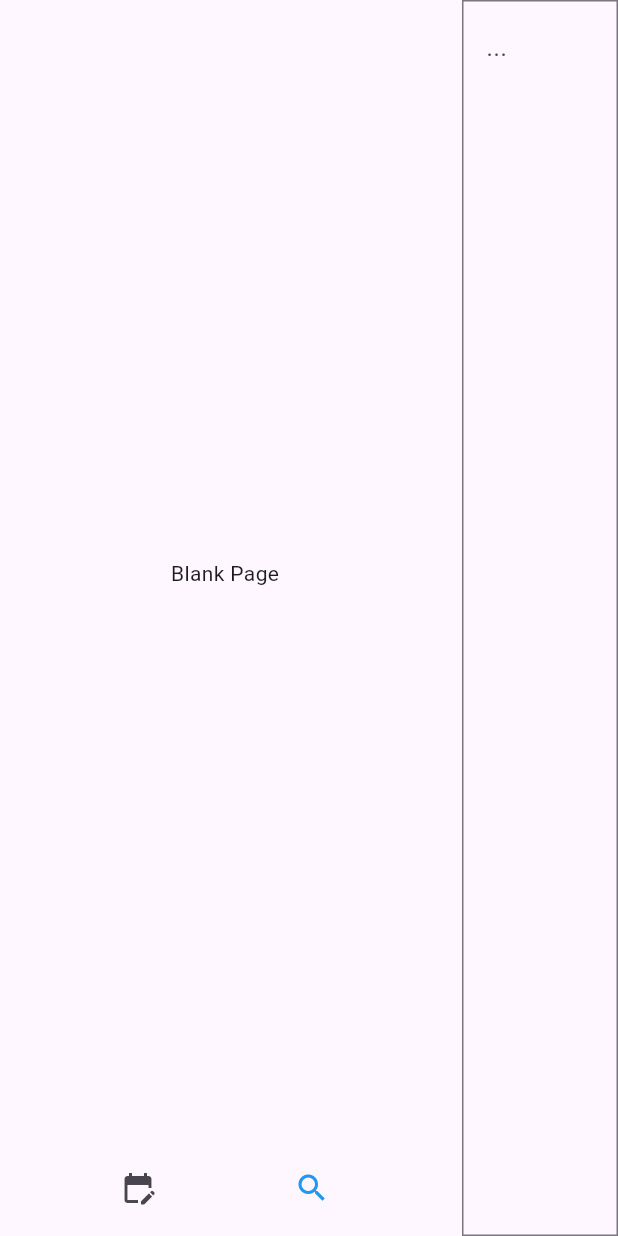
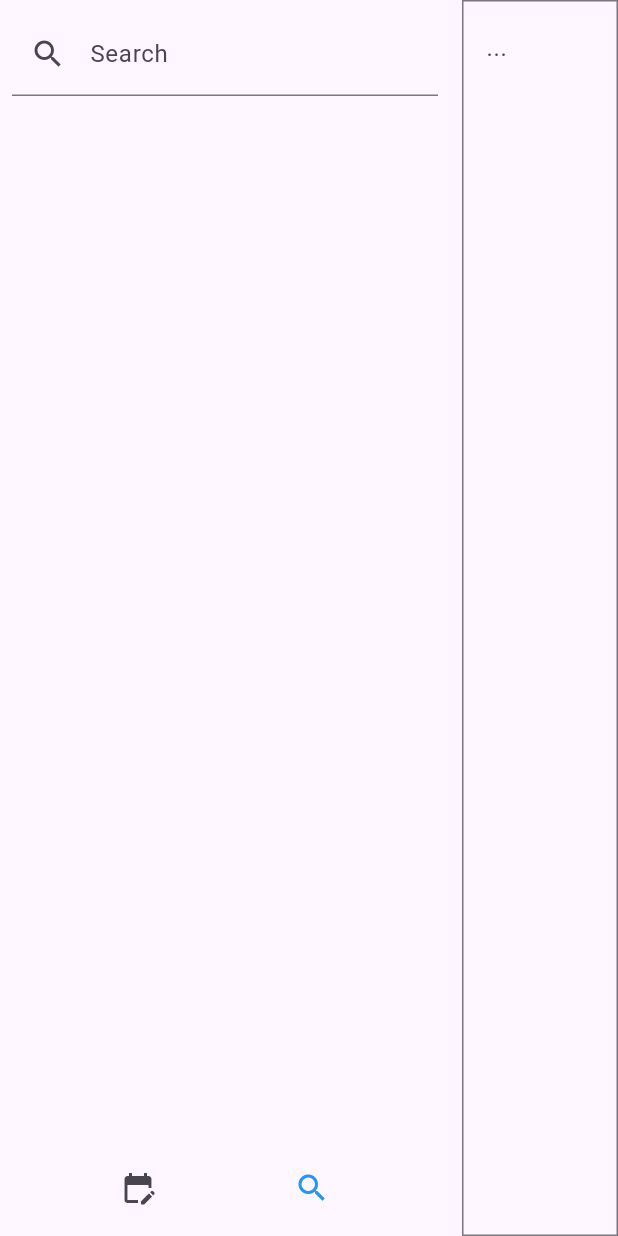
Before and after one commit to dbarkowsky/FlutterJournal, a Flutter app: the DesktopLayout screen opened directly, after a tap on the "search" icon, on a phone screen of 412 x 824 dp. Run offline on Flutter 3.47's test engine with Material 3 defaults, Android fonts, the light colour scheme and no system bars; our stand-ins replace flutter_riverpod, sqflite_common_ffi; missing offline and left inert: cryptography, encrypt; accounts and stored records are empty; statements that could not run were skipped.

Commit message:
search sidebar first draft

```diff
--- a/lib/widgets/desktop_sidebar.dart
+++ b/lib/widgets/desktop_sidebar.dart
@@ -1,5 +1,6 @@
 import 'package:flutter/material.dart';
 import 'package:journal/widgets/sidebars/entry_date_sidebar.dart';
+import 'package:journal/widgets/sidebars/search_sidebar.dart';
 
 class DesktopSidebar extends StatefulWidget {
   const DesktopSidebar({super.key});
@@ -23,7 +24,7 @@ class _DesktopSidebarState extends State<DesktopSidebar> {
         sidebarContent = const EntryDateSidebar();
         break;
       case 1:
-        sidebarContent = const Center(child: Text('Blank Page'));
+        sidebarContent = const SearchSidebar();
         break;
       default:
         sidebarContent = const SizedBox.shrink();
--- /dev/null
+++ b/lib/widgets/sidebars/search_sidebar.dart
@@ -0,0 +1,91 @@
+import 'package:flutter/material.dart';
+import 'dart:async';
+import 'package:flutter_riverpod/flutter_riverpod.dart';
+import 'package:journal/providers/db_provider.dart';
+
+class SearchSidebar extends ConsumerStatefulWidget {
+  const SearchSidebar({super.key});
+
+  @override
+  ConsumerState<SearchSidebar> createState() => _SearchSidebarState();
+}
+
+class _SearchSidebarState extends ConsumerState<SearchSidebar> {
+  final TextEditingController _controller = TextEditingController();
+  List<Map<String, dynamic>> _results = [];
+  bool _loading = false;
+  final Duration _debounceDuration = const Duration(milliseconds: 200);
+  Timer? _debounceTimer;
+
+  void _onTextChanged(String query) {
+    _debounceTimer?.cancel();
+    if (query.isEmpty) {
+      _search(query);
+      return;
+    }
+    _debounceTimer = Timer(_debounceDuration, () => _search(query));
+  }
+
+  Future<void> _search(String query) async {
+    if (query.isEmpty) {
+      setState(() => _results = []);
+      return;
+    }
+    setState(() => _loading = true);
+    final dbAsync = ref.read(dbProvider);
+    final db = dbAsync.asData?.value;
+    if (db == null) {
+      setState(() {
+        _results = [];
+        _loading = false;
+      });
+      return;
+    }
+    final results = await db.searchEntries(query);
+    setState(() {
+      _results = results;
+      _loading = false;
+    });
+  }
+
+  @override
+  void dispose() {
+  _debounceTimer?.cancel();
+  _controller.dispose();
+  super.dispose();
+  }
+
+  @override
+  Widget build(BuildContext context) {
+    return Padding(
+      padding: const EdgeInsets.all(8.0),
+      child: Column(
+        children: [
+          TextField(
+            controller: _controller,
+            decoration: const InputDecoration(
+              labelText: 'Search',
+              prefixIcon: Icon(Icons.search),
+            ),
+            onChanged: _onTextChanged,
+          ),
+          const SizedBox(height: 12),
+          if (_loading) const CircularProgressIndicator(),
+          if (!_loading)
+            Expanded(
+              child: ListView.builder(
+                itemCount: _results.length,
+                itemBuilder: (context, index) {
+                  final entry = _results[index];
+                  return ListTile(
+                    title: Text(entry['date']!),
+                    subtitle: Text(entry['content'] ?? ''),
+                  );
+                },
+              ),
+            ),
+        ],
+      ),
+    );
+  }
+}
```
Also changed, not shown: 5 other files.
